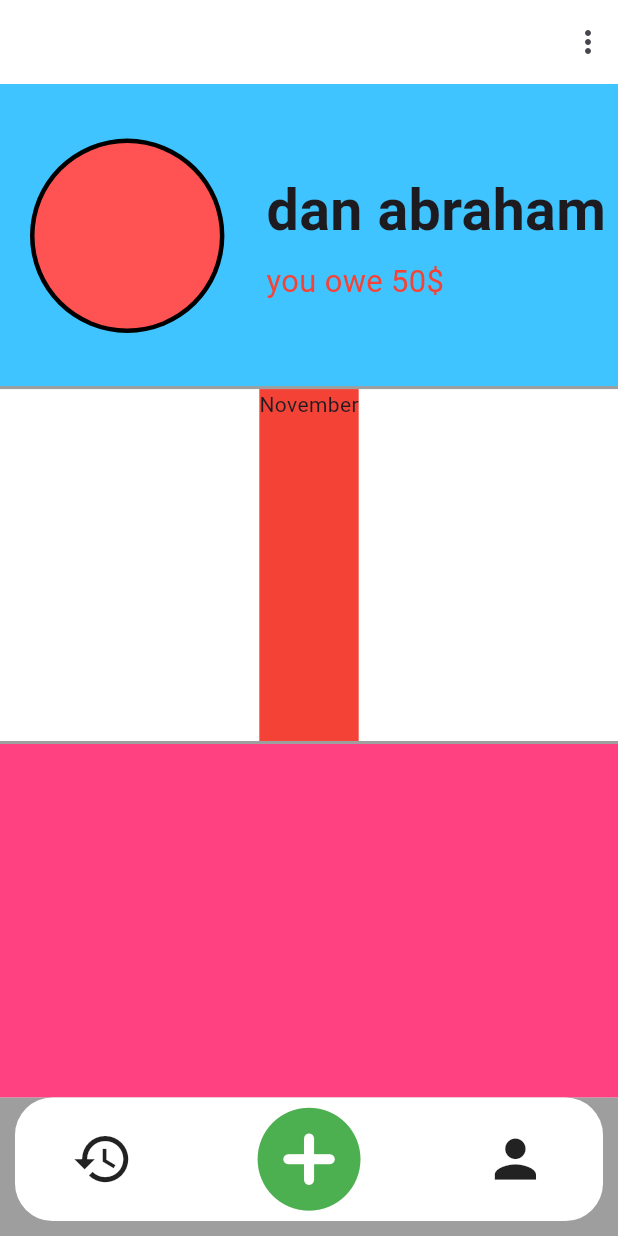
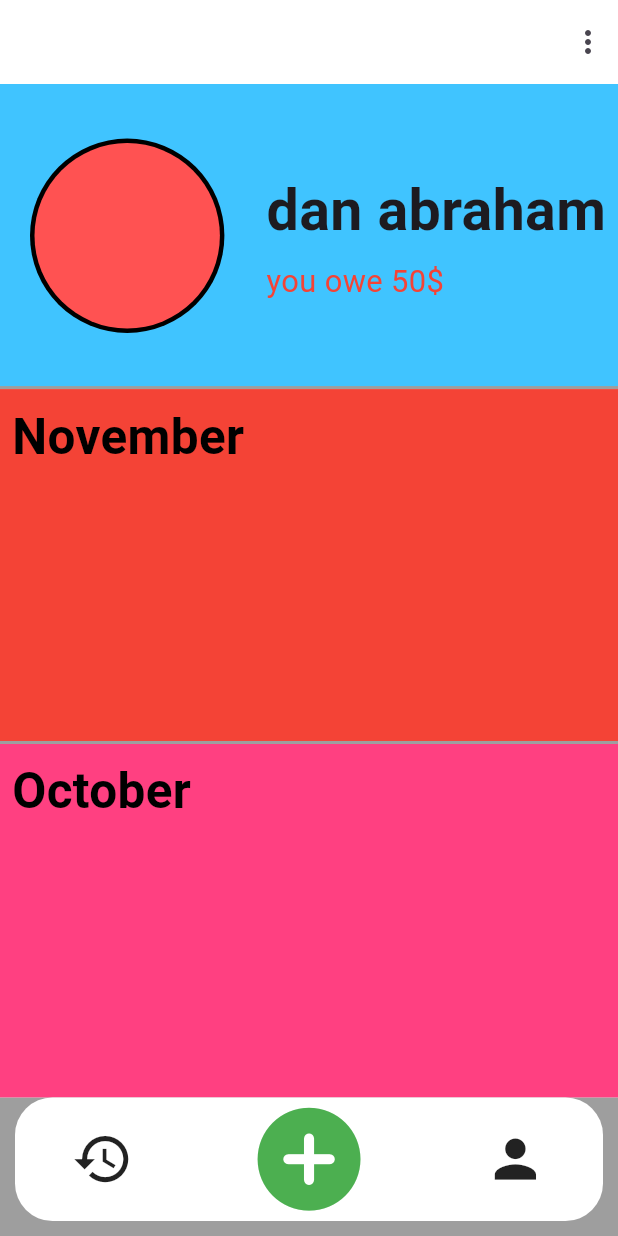
Before and after one commit to ghayurcodes/ui_design, a Flutter app: the screen it shows after launch, on a phone screen of 412 x 824 dp. Run offline on Flutter 3.47's test engine with Material 3 defaults, Android fonts, the phone set to English and light mode, and no system bars; our stand-ins replace blurrycontainer, carousel_slider, google_fonts, google_nav_bar, hive, hive_flutter and 3 more; missing offline and left inert: swipeable_tile; accounts and stored records are empty.

Commit message:
Update user_screen.dart

```diff
--- a/lib/money split/user_screen.dart
+++ b/lib/money split/user_screen.dart
@@ -9,6 +9,8 @@ class user_screen extends StatelessWidget {
   Widget build(BuildContext context) {
     var _height = MediaQuery.of(context).size.height;
     var _width = MediaQuery.of(context).size.width;
+    final previousMonth = DateTime(DateTime.now().year, DateTime.now().month - 1);
+
 
     return Scaffold(
       appBar: AppBar(
@@ -101,7 +103,17 @@ class user_screen extends StatelessWidget {
                                 child: Column(
                                   crossAxisAlignment: CrossAxisAlignment.start,
                                   children: [
-                                    Text(DateFormat('MMMM').format(DateTime.now())),
+                                    Align(
+                                      alignment: Alignment.centerLeft,
+                                      child: Padding(
+                                        padding: const EdgeInsets.all(8.0),
+                                        child: Text(DateFormat('MMMM').format(DateTime.now()),style: TextStyle(
+                                        fontSize: _width*0.08,
+                                        fontWeight: FontWeight.w700,
+                                        color: Colors.black,
+                                      ),),
+                                      ),
+                                    ),
                                   ],
                                 ),
                               ),
@@ -112,8 +124,28 @@ class user_screen extends StatelessWidget {
                             Expanded(
                               child: Container(
                                 color: Colors.pinkAccent,
+                                child: Column(
+                                  crossAxisAlignment: CrossAxisAlignment.start,
+                                  children: [
+                                    Align(
+                                      alignment: Alignment.centerLeft,
+                                      child: Padding(
+                                        padding: const EdgeInsets.all(8.0),
+                                        child: Text(
+                                          '${DateFormat('MMMM').format(previousMonth)}',
+                                          style: TextStyle(
+                                            fontSize: _width * 0.08,
+                                            fontWeight: FontWeight.w700,
+                                            color: Colors.black,
+                                          ),
+                                        ),
+                                      ),
+                                    ),
+                                  ],
+                                ),
                               ),
                             ),
+
 
                           ],
                         ),
```
